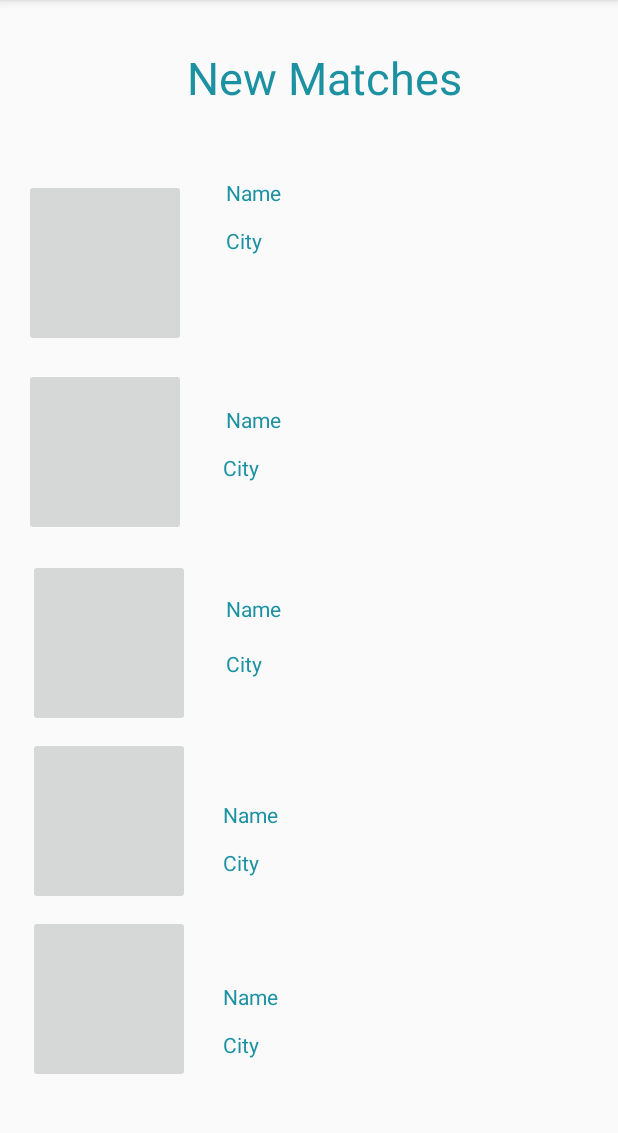
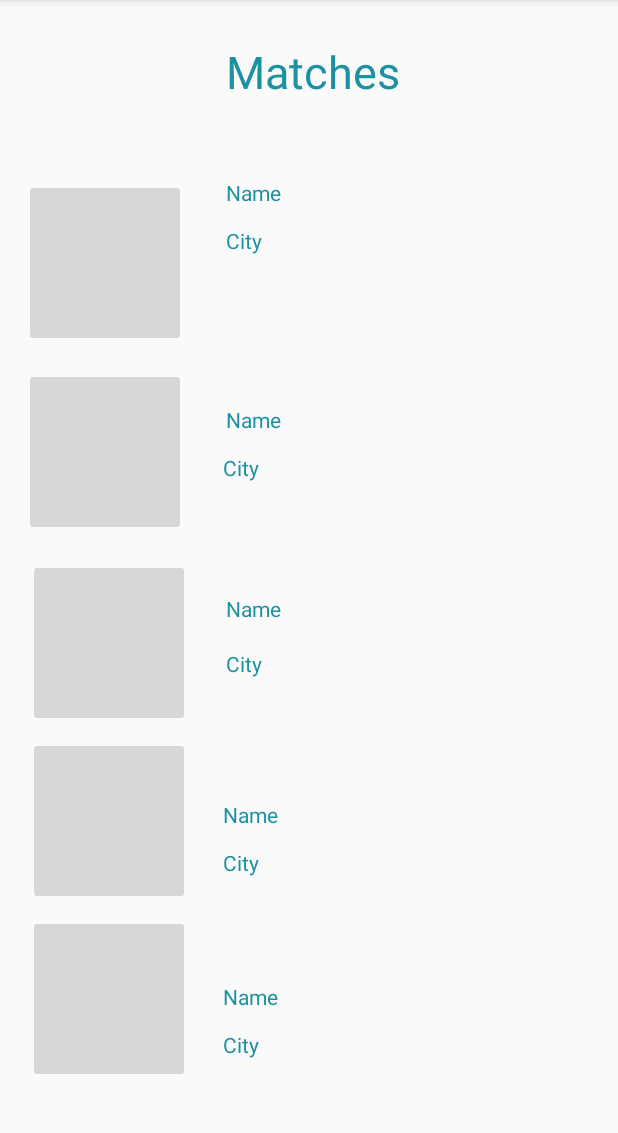
Before and after one commit to david-z-shi/medditV0, an Android app: the user_matches screen opened directly, with no data from a screen before it, on a phone screen of 412 x 824 dp, the part 84-1217 px from its top. Run offline under Robolectric (Android 15) with nearby library versions, the phone set to English and light mode, and no system bars.

Commit message:
Debugging UI Alignment Issues

```diff
--- a/app/src/main/res/layout/user_matches.xml
+++ b/app/src/main/res/layout/user_matches.xml
@@ -164,15 +164,15 @@
         android:layout_width="201dp"
         android:layout_height="55dp"
         android:layout_marginEnd="32dp"
-        android:text="New Matches"
+        android:text="Matches"
         android:textColor="#1b91a1"
         android:textSize="30dp"
         app:layout_constraintBottom_toBottomOf="parent"
         app:layout_constraintEnd_toEndOf="parent"
-        app:layout_constraintHorizontal_bias="0.696"
+        app:layout_constraintHorizontal_bias="0.842"
         app:layout_constraintStart_toStartOf="parent"
         app:layout_constraintTop_toTopOf="parent"
-        app:layout_constraintVertical_bias="0.044" />
+        app:layout_constraintVertical_bias="0.038" />
 
     <ImageButton
         android:id="@+id/imageButton28"
```
